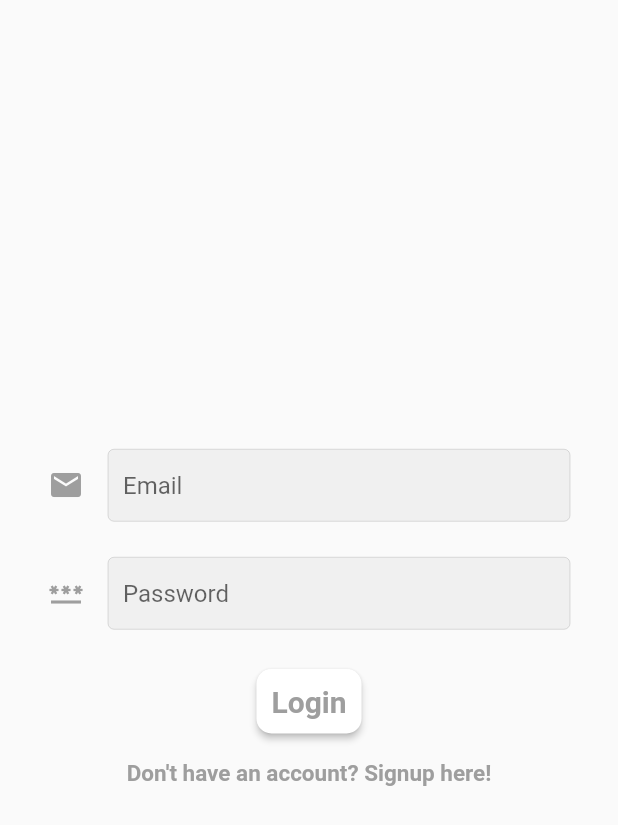
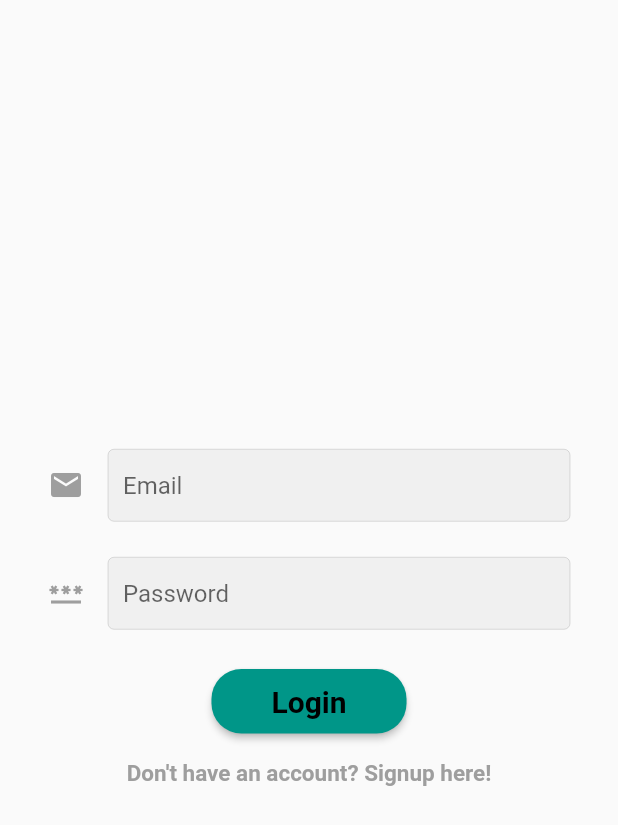
Before and after one commit to Maheen-Ilyas/NotesApp, a Flutter app: the screen it shows after launch, after a tap on "Do you have an account already? Login he", on a phone screen of 412 x 824 dp. Shown: the top 825 px of the screen. Run offline on Flutter 3.47's test engine with Material 2 defaults, Android fonts, the phone set to English and light mode, and no system bars; our stand-ins replace firebase_auth, firebase_core; accounts and stored records are empty; network calls fail.

Commit message:
Checking connection state

```diff
--- a/lib/screens/login_screen.dart
+++ b/lib/screens/login_screen.dart
@@ -1,6 +1,8 @@
+import 'package:firebase_core/firebase_core.dart';
 import 'package:flutter/material.dart';
 import 'dart:developer' as dev show log;
 import 'package:firebase_auth/firebase_auth.dart';
+import 'package:my_notes_app/firebase_options.dart';
 import 'package:my_notes_app/widgets/text_field.dart';
 
 class LogInScreen extends StatefulWidget {
@@ -31,7 +33,14 @@ class _LogInScreenState extends State<LogInScreen> {
   @override
   Widget build(BuildContext context) {
     return Scaffold(
-      body: SafeArea(
+      body: FutureBuilder(
+        future: Firebase.initializeApp(
+          options: DefaultFirebaseOptions.currentPlatform,
+        ),
+        builder: (context, snapshot) {
+          switch (snapshot.connectionState) {
+            case ConnectionState.done:
+              return SafeArea(
                 child: Container(
                   padding: const EdgeInsets.symmetric(horizontal: 32),
                   width: double.infinity,
@@ -40,6 +49,8 @@ class _LogInScreenState extends State<LogInScreen> {
                       mainAxisAlignment: MainAxisAlignment.center,
                       crossAxisAlignment: CrossAxisAlignment.center,
                       children: [
+                        // Image.asset(""),
+                        // const SizedBox(height: 24),
                         CustomTextField(
                           controller: _email,
                           hintText: "Email",
@@ -60,7 +71,7 @@ class _LogInScreenState extends State<LogInScreen> {
                             final email = _email.text;
                             final password = _password.text;
                             final userCredential = await FirebaseAuth.instance
-                        .createUserWithEmailAndPassword(
+                                .signInWithEmailAndPassword(
                               email: email,
                               password: password,
                             );
@@ -68,31 +79,34 @@ class _LogInScreenState extends State<LogInScreen> {
                           },
                           style: ButtonStyle(
                             padding: MaterialStateProperty.resolveWith(
-                      (states) => const EdgeInsets.all(10),
+                              (states) => const EdgeInsets.symmetric(
+                                horizontal: 40,
+                                vertical: 10,
+                              ),
                             ),
                             maximumSize: MaterialStateProperty.resolveWith(
                                 (states) => Size.infinite),
                             shape: MaterialStateProperty.resolveWith(
                               (states) => RoundedRectangleBorder(
-                          borderRadius: BorderRadius.circular(10)),
+                                  borderRadius: BorderRadius.circular(20)),
                             ),
                             backgroundColor: MaterialStateProperty.resolveWith(
-                        (states) => Colors.white),
+                                (states) => Colors.teal),
                           ),
                           child: const Text(
                             "Login",
                             style: TextStyle(
                               fontSize: 20,
                               fontWeight: FontWeight.w700,
-                      color: Colors.grey,
+                              color: Colors.black,
                             ),
                           ),
                         ),
                         const SizedBox(height: 15),
                         InkWell(
                           onTap: () {
-                    Navigator.of(context)
-                        .pushNamedAndRemoveUntil('/signup', (route) => false);
+                            Navigator.of(context).pushNamedAndRemoveUntil(
+                                '/signup', (route) => false);
                           },
                           child: const Text(
                             "Don't have an account? Signup here!",
@@ -107,6 +121,11 @@ class _LogInScreenState extends State<LogInScreen> {
                     ),
                   ),
                 ),
+              );
+            default:
+              return const Text("Loading");
+          }
+        },
       ),
     );
   }
--- a/lib/screens/signup_screen.dart
+++ b/lib/screens/signup_screen.dart
@@ -1,6 +1,8 @@
+import 'package:firebase_core/firebase_core.dart';
 import 'package:flutter/material.dart';
 import 'dart:developer' as dev show log;
 import 'package:firebase_auth/firebase_auth.dart';
+import 'package:my_notes_app/firebase_options.dart';
 import 'package:my_notes_app/widgets/text_field.dart';
 
 class SignUpScreen extends StatefulWidget {
@@ -31,7 +33,14 @@ class _SignUpScreenState extends State<SignUpScreen> {
   @override
   Widget build(BuildContext context) {
     return Scaffold(
-      body: SafeArea(
+      body: FutureBuilder(
+        future: Firebase.initializeApp(
+          options: DefaultFirebaseOptions.currentPlatform,
+        ),
+        builder: (context, snapshot) {
+          switch (snapshot.connectionState) {
+            case ConnectionState.done:
+              return SafeArea(
                 child: Container(
                   padding: const EdgeInsets.symmetric(horizontal: 32),
                   width: double.infinity,
@@ -40,6 +49,8 @@ class _SignUpScreenState extends State<SignUpScreen> {
                       mainAxisAlignment: MainAxisAlignment.center,
                       crossAxisAlignment: CrossAxisAlignment.center,
                       children: [
+                        // Image.asset(""),
+                        // const SizedBox(height: 24),
                         CustomTextField(
                           controller: _email,
                           hintText: "Email",
@@ -68,31 +79,34 @@ class _SignUpScreenState extends State<SignUpScreen> {
                           },
                           style: ButtonStyle(
                             padding: MaterialStateProperty.resolveWith(
-                      (states) => const EdgeInsets.all(10),
+                              (states) => const EdgeInsets.symmetric(
+                                horizontal: 40,
+                                vertical: 10,
+                              ),
                             ),
                             maximumSize: MaterialStateProperty.resolveWith(
                                 (states) => Size.infinite),
                             shape: MaterialStateProperty.resolveWith(
                               (states) => RoundedRectangleBorder(
-                          borderRadius: BorderRadius.circular(10)),
+                                  borderRadius: BorderRadius.circular(20)),
                             ),
                             backgroundColor: MaterialStateProperty.resolveWith(
-                        (states) => Colors.white),
+                                (states) => Colors.teal),
                           ),
                           child: const Text(
                             "Sign up",
                             style: TextStyle(
                               fontSize: 20,
                               fontWeight: FontWeight.w700,
-                      color: Colors.grey,
+                              color: Colors.black,
                             ),
                           ),
                         ),
                         const SizedBox(height: 15),
                         InkWell(
                           onTap: () {
-                    Navigator.of(context)
-                        .pushNamedAndRemoveUntil('/login', (route) => false);
+                            Navigator.of(context).pushNamedAndRemoveUntil(
+                                '/login', (route) => false);
                           },
                           child: const Text(
                             "Do you have an account already? Login here!",
@@ -107,6 +121,11 @@ class _SignUpScreenState extends State<SignUpScreen> {
                     ),
                   ),
                 ),
+              );
+            default:
+              return const Text("Loading");
+          }
+        },
       ),
     );
   }
--- a/pubspec.yaml
+++ b/pubspec.yaml
@@ -61,8 +61,8 @@ flutter:
   uses-material-design: true
 
   # To add assets to your application, add an assets section, like this:
-  # assets:
-  #   - images/a_dot_burr.jpeg
+  assets:
+    - asset/
   #   - images/a_dot_ham.jpeg
 
   # An image asset can refer to one or more resolution-specific "variants", see
```
Lines whose indentation alone changed are shown as unchanged.
